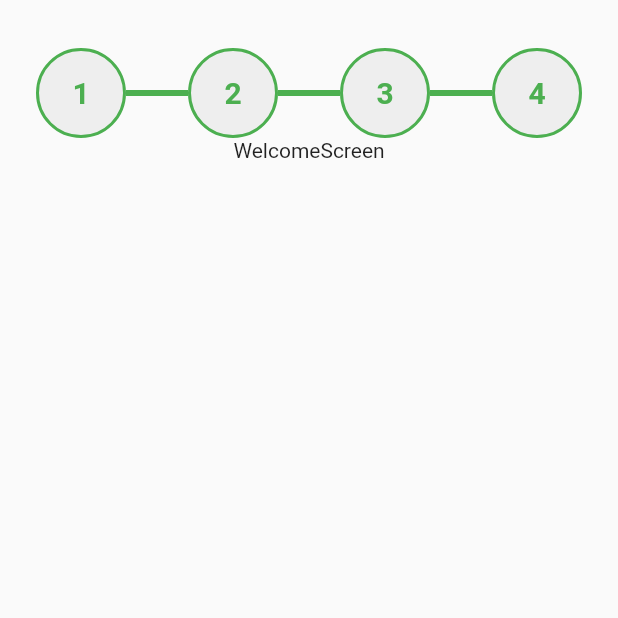
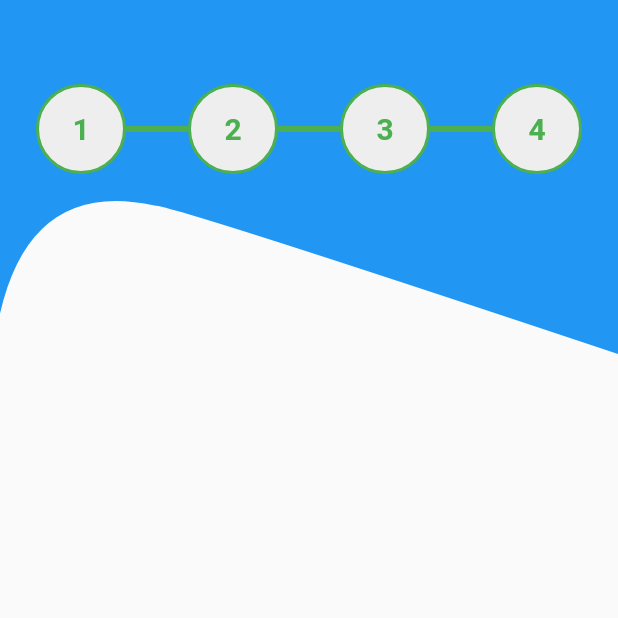
Before and after one commit to sud0su/git_finans, a Flutter app: the screen it shows after launch, on a phone screen of 412 x 824 dp, the top half of it. Run offline on Flutter 3.47's test engine with Material 2 defaults, Android fonts, the light colour scheme and no system bars.

Commit message:
add custom pointer for welcome screen

```diff
--- a/lib/screens/intro/welcome_screen.dart
+++ b/lib/screens/intro/welcome_screen.dart
@@ -1,5 +1,7 @@
 import 'package:flutter/material.dart';
 import 'package:gin_finans/screens/widgets/stepper_widget.dart';
+
+import 'components/custom_pointer.dart';
 
 class WelcomeScreen extends StatefulWidget {
   WelcomeScreen({Key? key}) : super(key: key);
@@ -14,29 +16,29 @@ class _WelcomeScreenState extends State<WelcomeScreen> {
   @override
   Widget build(BuildContext context) {
     return Scaffold(
-      body: SafeArea(
-        child: Column(
-          children: [
-            StepperWidget(
+      appBar: AppBar(
+        backgroundColor: Colors.blue,
+        elevation: 0,
+      ),
+      body: Stack(
+        children: [
+          CustomPaint(
+            painter: ShapePainter(),
+            child: Container(
+              height: 180,
+            ),
+          ),
+          Positioned(
+            bottom: 120,
+            child: StepperWidget(
               curStep: 0,
               titles: titles,
               width: MediaQuery.of(context).size.width,
               color: Colors.green,
               emptyStepper: true,
             ),
-            // ElevatedButton(
-            //   onPressed: _curStep != titles.length
-            //       ? () {
-            //           setState(() {
-            //             _curStep = _curStep + 1;
-            //           });
-            //         }
-            //       : null,
-            // child: Text("Next"),
-            // ),
-            Text("WelcomeScreen"),
-          ],
-        ),
+          ),
+        ],
       ),
     );
   }
```
Also changed, not shown: lib/screens/intro/components/custom_pointer.dart (added, +29 -0 lines).
